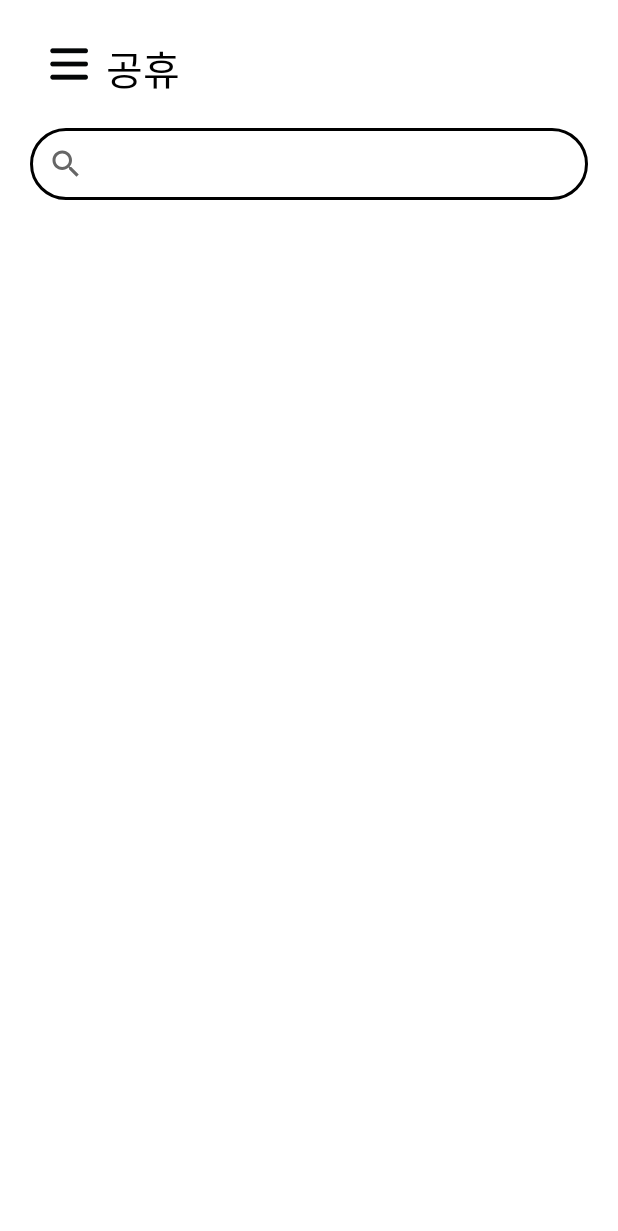
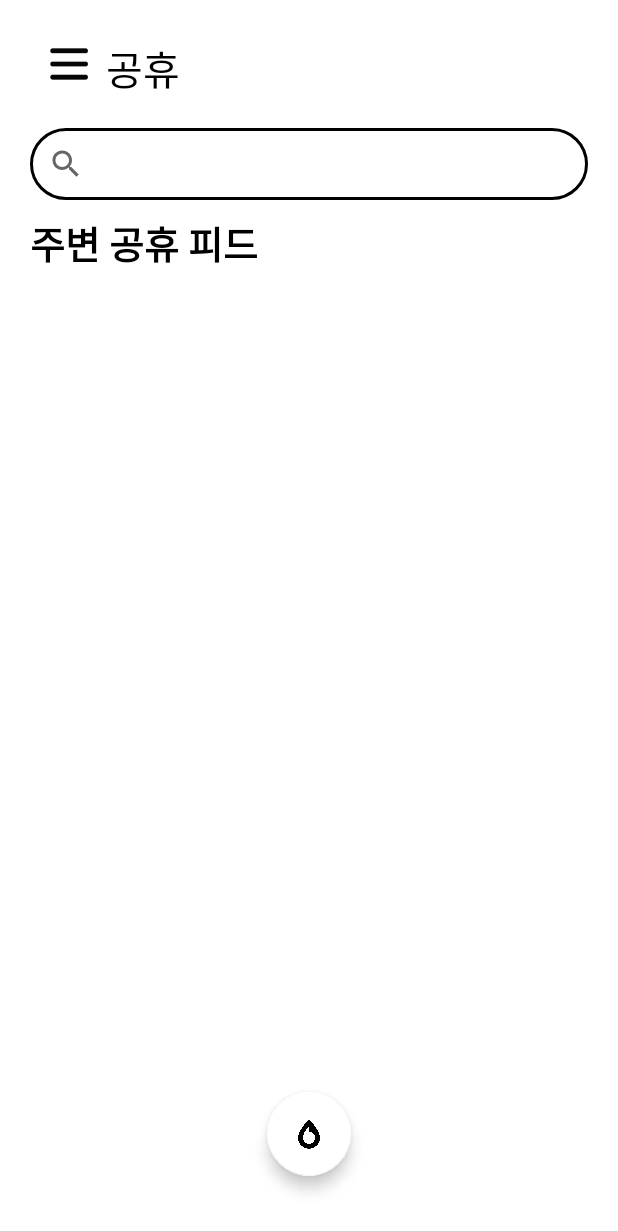
Before and after one commit to hanseithon/Hanseithon-Application, an Android app: the SnsActivity screen opened directly, with no data from a screen before it, on a phone screen of 412 x 824 dp. Shown: the top 1231 px of the screen. Run offline under Robolectric (Android 15) with nearby library versions, the phone set to English and light mode, and no system bars.

Commit message:
Change Code

```diff
--- a/app/src/main/AndroidManifest.xml
+++ b/app/src/main/AndroidManifest.xml
@@ -19,7 +19,8 @@
         android:theme="@style/AppTheme"
         android:usesCleartextTraffic="true"
         tools:ignore="GoogleAppIndexingWarning">
-        <activity android:name=".SnsActivity"></activity>
+        <activity android:name=".SettingActivity"></activity>
+        <activity android:name=".SnsActivity" />
         <activity android:name=".view.user.RegisterActivity" />
         <activity android:name=".view.user.LoginActivity" />
         <activity android:name=".view.splash.OnboardingActivity" />
--- a/app/src/main/res/layout/activity_sns.xml
+++ b/app/src/main/res/layout/activity_sns.xml
@@ -40,8 +40,29 @@
         app:layout_constraintEnd_toEndOf="parent"
         app:layout_constraintStart_toStartOf="parent"/>
 
+    <TextView
+        android:layout_width="wrap_content"
+        android:layout_height="wrap_content"
+        android:textStyle="bold"
+        android:textSize="25sp"
+        android:text="주변 공휴 피드"
+        android:layout_marginBottom="500dp"
+        android:layout_marginStart="20dp"
+        android:textColor="@android:color/black"
+        app:layout_constraintStart_toStartOf="parent"
+        app:layout_constraintTop_toTopOf="parent"
+        app:layout_constraintBottom_toBottomOf="parent" />
 
 
-
+    <com.google.android.material.floatingactionbutton.FloatingActionButton
+        android:layout_width="wrap_content"
+        android:layout_height="wrap_content"
+        app:backgroundTint="@android:color/white"
+        android:layout_marginBottom="40dp"
+        android:background="@drawable/icon2"
+        android:src="@drawable/icon2"
+        app:layout_constraintBottom_toBottomOf="parent"
+        app:layout_constraintStart_toStartOf="parent"
+        app:layout_constraintEnd_toEndOf="parent"/>
 
 </androidx.constraintlayout.widget.ConstraintLayout>
```
Also changed, not shown: app/src/main/java/com/b1ns/hanseithon/SettingActivity.kt (added, +12 -0 lines), app/src/main/java/com/b1ns/hanseithon/view/main/MainActivity.kt (+38 -9 lines), app/src/main/res/layout/activity_main.xml (+31 -16 lines), app/src/main/res/layout/activity_setting.xml (added, +9 -0 lines), app/src/main/res/layout/header.xml (added, +33 -0 lines), app/src/main/res/menu/navigation_draw.xml (+5 -3 lines), app/src/main/res/drawable-v24/icon2.png (added).
